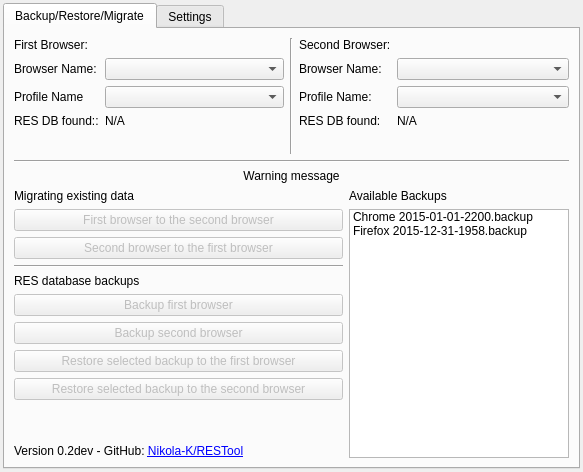
First picture: the form in RESTool/ui/design_v2.ui, repository nikolak/RESTool, before the edit.
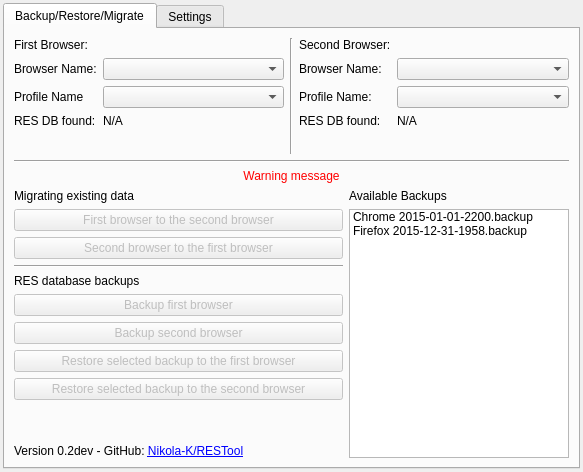
Second picture: the form after the edit.

Commit message: Add color to warning message using CSS, fix typo

```diff
--- a/RESTool/ui/design_v2.ui
+++ b/RESTool/ui/design_v2.ui
@@ -70,7 +70,7 @@
               <item row="3" column="0">
                <widget class="QLabel" name="StaticRESInfo">
                 <property name="text">
-                 <string>RES DB found::</string>
+                 <string>RES DB found:</string>
                 </property>
                </widget>
               </item>
@@ -149,6 +149,9 @@
             <property name="enabled">
              <bool>true</bool>
             </property>
+            <property name="styleSheet">
+             <string notr="true">color: rgb(255, 0, 0);</string>
+            </property>
             <property name="frameShape">
              <enum>QFrame::NoFrame</enum>
             </property>
```
